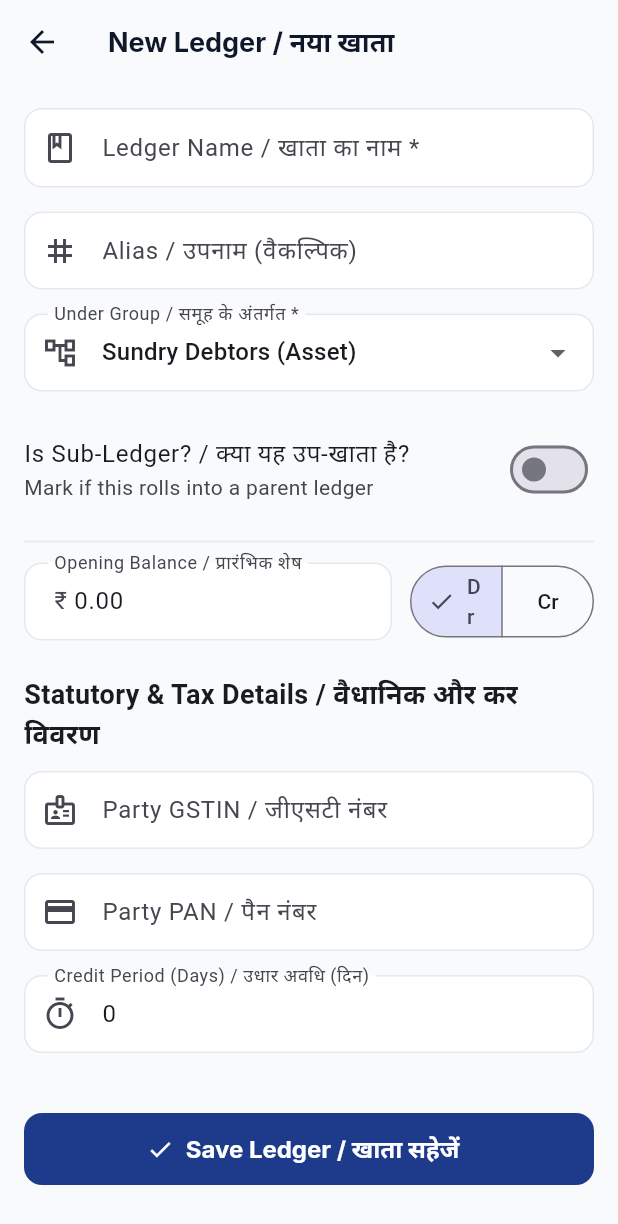
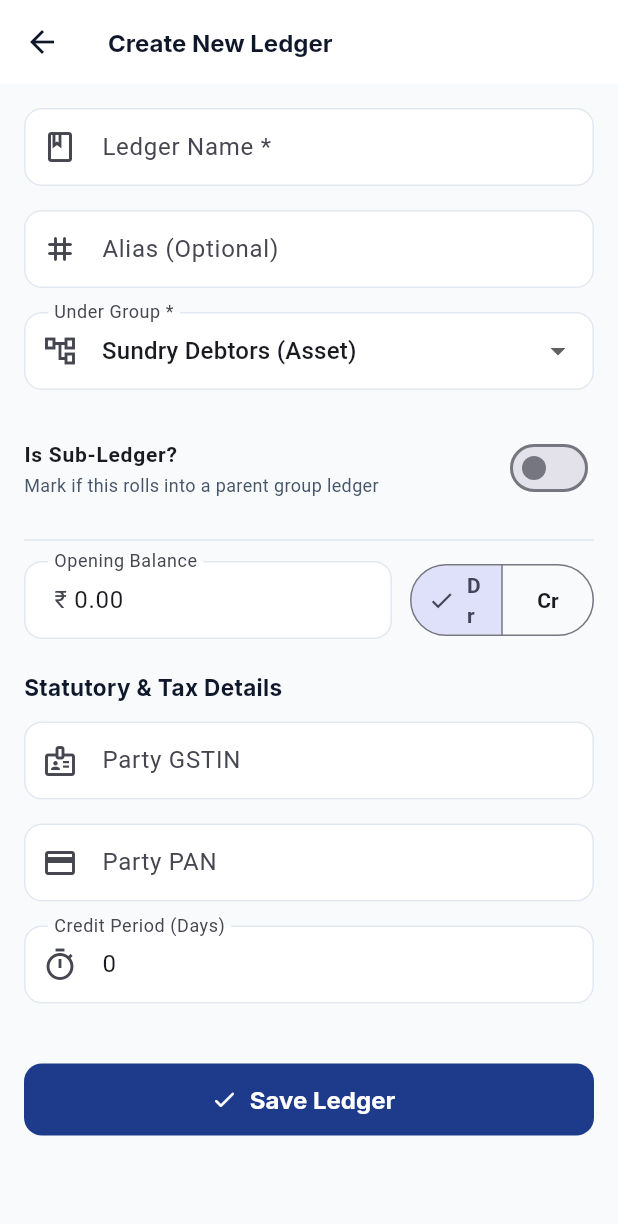
Before and after one commit to anubhav7773/Ledgify, a Flutter app: the CreateLedgerScreen screen opened directly, on a phone screen of 412 x 824 dp. Shown: the top 1224 px of the screen. Run offline on Flutter 3.47's test engine with Material 3 defaults, Android fonts, the phone set to English and light mode, and no system bars; our stand-ins replace file_picker, firebase_auth, firebase_core, fl_chart, flutter_dotenv, google_fonts and 7 more; missing offline and left inert: record; accounts and stored records are empty; network calls fail.

Commit message:
feat(phase-3): align Voucher Entry, Chart of Accounts, Create Ledger, and Stock Summary with Stitch UI

```diff
--- a/client/lib/features/masters/presentation/screens/create_ledger_screen.dart
+++ b/client/lib/features/masters/presentation/screens/create_ledger_screen.dart
@@ -1,12 +1,10 @@
 import 'package:flutter/material.dart';
-import '../../../../core/theme/color_tokens.dart';
-import '../../../../core/theme/typography_tokens.dart';
+import '../../../../core/theme/app_colors.dart';
+import '../../../../core/theme/app_typography.dart';
 import '../../data/repositories/account_repository.dart';
 import '../../domain/models/account_model.dart';
 
-/// Screen for creating and altering accounting Ledgers and Sub-Ledgers.
-/// Enforces statutory GSTIN/PAN regex validation and automatic group classification.
-/// Adheres strictly to docs/10_ui_ux_design_system_tokens.md.
+/// Screen for creating and altering accounting Ledgers and Sub-Ledgers (Google Stitch UI).
 class CreateLedgerScreen extends StatefulWidget {
   final AccountRepository? repository;
   final String? businessId;
@@ -114,7 +112,7 @@ class _CreateLedgerScreenState extends State<CreateLedgerScreen> {
       final int creditDays = int.tryParse(_creditDaysController.text.trim()) ?? 0;
 
       final account = AccountModel(
-        id: '', // Generated by Supabase
+        id: '',
         businessId: widget.businessId ?? '',
         name: _nameController.text.trim(),
         alias: _aliasController.text.trim().isNotEmpty ? _aliasController.text.trim() : null,
@@ -136,7 +134,7 @@ class _CreateLedgerScreenState extends State<CreateLedgerScreen> {
         ScaffoldMessenger.of(context).showSnackBar(
           SnackBar(
             content: Text('Ledger "${account.name}" created successfully!'),
-            backgroundColor: LedgifyColors.debitGreen,
+            backgroundColor: AppColors.debitGreen,
           ),
         );
         Navigator.pop(context, true);
@@ -146,7 +144,7 @@ class _CreateLedgerScreenState extends State<CreateLedgerScreen> {
         ScaffoldMessenger.of(context).showSnackBar(
           SnackBar(
             content: Text('Failed to save ledger: $e'),
-            backgroundColor: LedgifyColors.creditRed,
+            backgroundColor: AppColors.creditRed,
           ),
         );
       }
@@ -162,13 +160,14 @@ class _CreateLedgerScreenState extends State<CreateLedgerScreen> {
     final isPartyGroup = _selectedGroup == 'Sundry Debtors' || _selectedGroup == 'Sundry Creditors';
 
     return Scaffold(
+      backgroundColor: AppColors.backgroundLight,
       appBar: AppBar(
-        title: const Text('New Ledger / नया खाता', style: LedgifyTypography.cardHeader),
-        backgroundColor: LedgifyColors.surfaceLight,
+        title: Text('Create New Ledger', style: AppTypography.cardHeader),
+        backgroundColor: AppColors.surfaceCard,
       ),
       body: SafeArea(
         child: SingleChildScrollView(
-          padding: const EdgeInsets.all(LedgifyColors.standardPadding),
+          padding: const EdgeInsets.all(AppColors.standardPadding),
           child: Form(
             key: _formKey,
             child: Column(
@@ -178,28 +177,28 @@ class _CreateLedgerScreenState extends State<CreateLedgerScreen> {
                 TextFormField(
                   controller: _nameController,
                   decoration: const InputDecoration(
-                    labelText: 'Ledger Name / खाता का नाम *',
-                    hintText: 'e.g., Sharma Enterprises / शर्मा एंटरप्राइजेज',
+                    labelText: 'Ledger Name *',
+                    hintText: 'e.g., Sharma Enterprises',
                     border: OutlineInputBorder(),
                     prefixIcon: Icon(Icons.book_outlined),
                   ),
                   validator: (val) {
                     if (val == null || val.trim().isEmpty) {
-                      return 'Ledger name is required / नाम आवश्यक है';
+                      return 'Ledger name is required';
                     }
                     return null;
                   },
                 ),
                 const SizedBox(height: 16),
 
-                // Alias / Vernacular Name
+                // Alias / Tag
                 TextFormField(
                   controller: _aliasController,
                   decoration: const InputDecoration(
-                    labelText: 'Alias / उपनाम (वैकल्पिक)',
+                    labelText: 'Alias (Optional)',
                     hintText: 'e.g., Sharma Ji',
                     border: OutlineInputBorder(),
-                    prefixIcon: Icon(Icons.tag),
+                    prefixIcon: Icon(Icons.tag_rounded),
                   ),
                 ),
                 const SizedBox(height: 16),
@@ -208,7 +207,7 @@ class _CreateLedgerScreenState extends State<CreateLedgerScreen> {
                 DropdownButtonFormField<String>(
                   value: _selectedGroup,
                   decoration: const InputDecoration(
-                    labelText: 'Under Group / समूह के अंतर्गत *',
+                    labelText: 'Under Group *',
                     border: OutlineInputBorder(),
                     prefixIcon: Icon(Icons.account_tree_outlined),
                   ),
@@ -225,8 +224,8 @@ class _CreateLedgerScreenState extends State<CreateLedgerScreen> {
                 // Sub-Ledger Switch
                 SwitchListTile(
                   contentPadding: EdgeInsets.zero,
-                  title: const Text('Is Sub-Ledger? / क्या यह उप-खाता है?'),
-                  subtitle: const Text('Mark if this rolls into a parent ledger'),
+                  title: const Text('Is Sub-Ledger?', style: TextStyle(fontWeight: FontWeight.w600, fontSize: 14)),
+                  subtitle: const Text('Mark if this rolls into a parent group ledger', style: TextStyle(fontSize: 12, color: AppColors.textSecondary)),
                   value: _isSubLedger,
                   onChanged: (val) => setState(() => _isSubLedger = val),
                 ),
@@ -241,7 +240,7 @@ class _CreateLedgerScreenState extends State<CreateLedgerScreen> {
                         controller: _balanceController,
                         keyboardType: const TextInputType.numberWithOptions(decimal: true),
                         decoration: const InputDecoration(
-                          labelText: 'Opening Balance / प्रारंभिक शेष',
+                          labelText: 'Opening Balance',
                           prefixText: '₹ ',
                           border: OutlineInputBorder(),
                         ),
@@ -258,8 +257,8 @@ class _CreateLedgerScreenState extends State<CreateLedgerScreen> {
                       flex: 1,
                       child: SegmentedButton<String>(
                         segments: const [
-                          ButtonSegment(value: 'Dr', label: Text('Dr')),
-                          ButtonSegment(value: 'Cr', label: Text('Cr')),
+                          ButtonSegment(value: 'Dr', label: Text('Dr', style: TextStyle(fontWeight: FontWeight.w700))),
+                          ButtonSegment(value: 'Cr', label: Text('Cr', style: TextStyle(fontWeight: FontWeight.w700))),
                         ],
                         selected: {_balanceType},
                         onSelectionChanged: (set) {
@@ -273,9 +272,9 @@ class _CreateLedgerScreenState extends State<CreateLedgerScreen> {
 
                 // Statutory & Compliance Section (Parties)
                 if (isPartyGroup) ...[
-                  const Text(
-                    'Statutory & Tax Details / वैधानिक और कर विवरण',
-                    style: LedgifyTypography.cardHeader,
+                  Text(
+                    'Statutory & Tax Details',
+                    style: AppTypography.cardHeader.copyWith(fontSize: 15),
                   ),
                   const SizedBox(height: 12),
 
@@ -284,7 +283,7 @@ class _CreateLedgerScreenState extends State<CreateLedgerScreen> {
                     controller: _gstinController,
                     textCapitalization: TextCapitalization.characters,
                     decoration: const InputDecoration(
-                      labelText: 'Party GSTIN / जीएसटी नंबर',
+                      labelText: 'Party GSTIN',
                       hintText: '27AAAAA0000A1Z5',
                       border: OutlineInputBorder(),
                       prefixIcon: Icon(Icons.badge_outlined),
@@ -306,7 +305,7 @@ class _CreateLedgerScreenState extends State<CreateLedgerScreen> {
                     controller: _panController,
                     textCapitalization: TextCapitalization.characters,
                     decoration: const InputDecoration(
-                      labelText: 'Party PAN / पैन नंबर',
+                      labelText: 'Party PAN',
                       hintText: 'AAAAA0000A',
                       border: OutlineInputBorder(),
                       prefixIcon: Icon(Icons.credit_card_outlined),
@@ -328,7 +327,7 @@ class _CreateLedgerScreenState extends State<CreateLedgerScreen> {
                     controller: _creditDaysController,
                     keyboardType: TextInputType.number,
                     decoration: const InputDecoration(
-                      labelText: 'Credit Period (Days) / उधार अवधि (दिन)',
+                      labelText: 'Credit Period (Days)',
                       hintText: 'e.g., 30',
                       border: OutlineInputBorder(),
                       prefixIcon: Icon(Icons.timer_outlined),
@@ -358,10 +357,10 @@ class _CreateLedgerScreenState extends State<CreateLedgerScreen> {
 
                 // Submit Button (48dp Touch Target)
                 SizedBox(
-                  height: LedgifyColors.minTouchTargetSize,
+                  height: AppColors.minTouchTargetSize,
                   child: ElevatedButton.icon(
                     style: ElevatedButton.styleFrom(
-                      backgroundColor: LedgifyColors.primaryBlue,
+                      backgroundColor: AppColors.primary,
                       foregroundColor: Colors.white,
                       shape: RoundedRectangleBorder(borderRadius: BorderRadius.circular(12)),
                     ),
@@ -371,9 +370,9 @@ class _CreateLedgerScreenState extends State<CreateLedgerScreen> {
                             height: 20,
                             child: CircularProgressIndicator(strokeWidth: 2, color: Colors.white),
                           )
-                        : const Icon(Icons.check),
+                        : const Icon(Icons.check_rounded),
                     label: Text(
-                      _isLoading ? 'Saving... / सहेजा जा रहा है' : 'Save Ledger / खाता सहेजें',
+                      _isLoading ? 'Saving Ledger...' : 'Save Ledger',
                       style: const TextStyle(fontSize: 16, fontWeight: FontWeight.w700),
                     ),
                     onPressed: _isLoading ? null : _saveLedger,
```
Also changed, not shown: client/lib/features/masters/presentation/screens/chart_of_accounts_screen.dart (+38 -44 lines), client/lib/features/masters/presentation/widgets/quick_create_ledger_bottom_sheet.dart (+38 -20 lines), client/lib/features/reports/presentation/screens/stock_summary_screen.dart (+70 -27 lines), client/lib/features/vouchers/presentation/screens/voucher_entry_screen.dart (+36 -37 lines).
